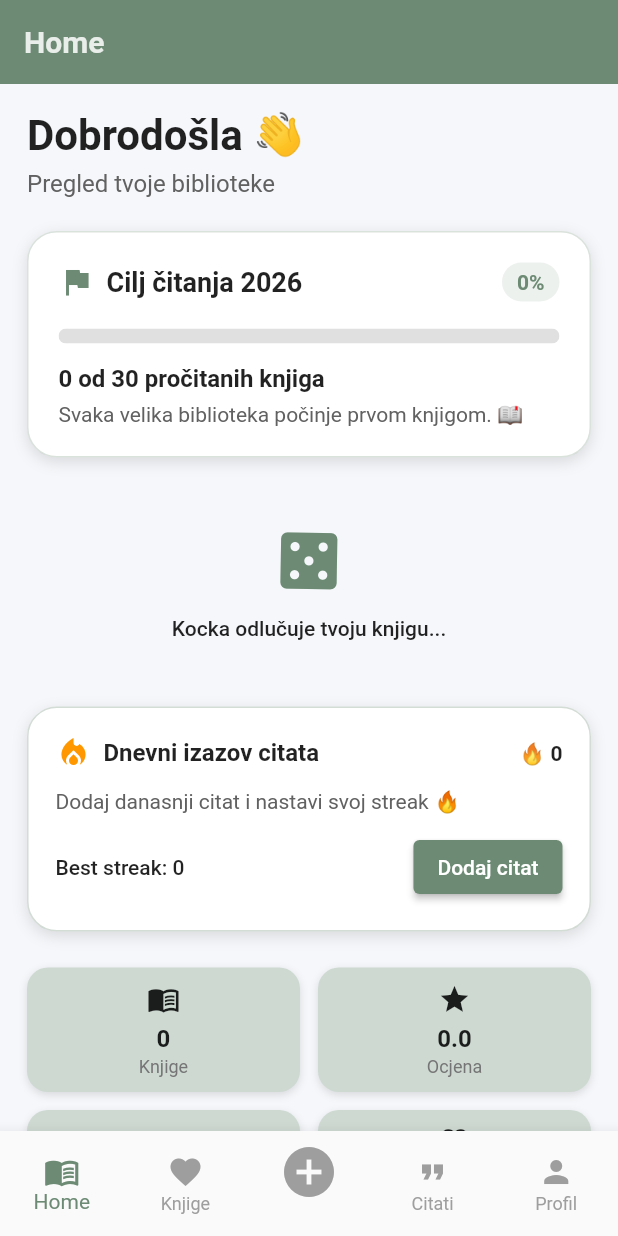
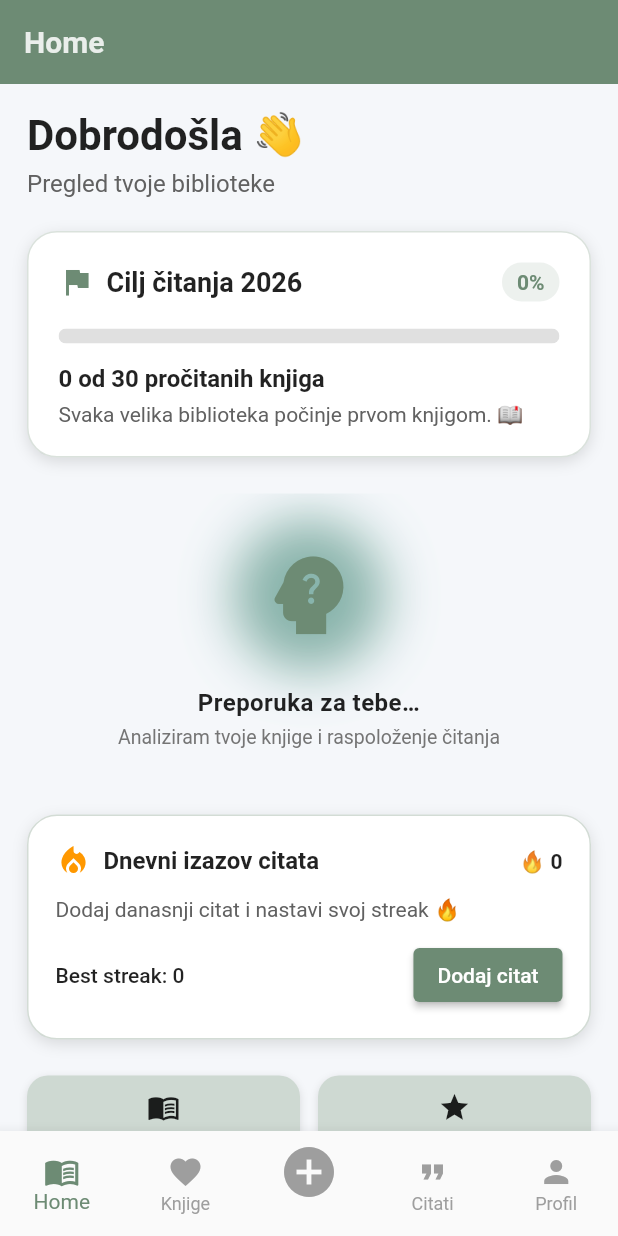
Before and after one commit to ajla-vrace/MyBooks, a Flutter app: the screen it shows after launch, after a tap on "🎯 Predloži knjigu", on a phone screen of 412 x 824 dp. Run offline on Flutter 3.47's test engine with Material 2 defaults, Android fonts, the phone set to English and light mode, and no system bars; our stand-ins replace file_picker, fl_chart; network calls fail.

Commit message:
knjige prikaz

```diff
--- a/mybooks_mobile/lib/screens/home_screen.dart
+++ b/mybooks_mobile/lib/screens/home_screen.dart
@@ -641,7 +641,7 @@ class _HomeScreenState extends State<HomeScreen> {
           crossAxisAlignment: CrossAxisAlignment.center,
           children: [
             const Text(
-              "🎲 Knjiga za tebe",
+              "✨ Knjiga za tebe",
               textAlign: TextAlign.center,
               style: TextStyle(
                 color: Colors.white,
@@ -701,24 +701,69 @@ class _HomeScreenState extends State<HomeScreen> {
             mainAxisAlignment: MainAxisAlignment.center,
             children: [
               TweenAnimationBuilder<double>(
-                tween: Tween(begin: 0, end: 1),
-                duration: const Duration(milliseconds: 700),
+                tween: Tween(begin: 0.85, end: 1.15),
+                duration: const Duration(milliseconds: 650),
+                curve: Curves.easeInOut,
                 builder: (context, value, child) {
-                  return Transform.rotate(
-                    angle: value * 6.3,
-                    child: const Icon(
-                      Icons.casino,
-                      size: 50,
-                      color: Color(0xFF6D8B74),
+                  return Container(
+                    padding: const EdgeInsets.all(18),
+                    decoration: BoxDecoration(
+                      shape: BoxShape.circle,
+                      boxShadow: [
+                        BoxShadow(
+                          color: const Color(0xFF6D8B74)
+                              .withOpacity(0.25 + (value - 0.85)),
+                          blurRadius: 30,
+                          spreadRadius: 3,
+                        ),
+                      ],
+                    ),
+                    child: Transform.scale(
+                      scale: value,
+                      child: Container(
+                        decoration: BoxDecoration(
+                          shape: BoxShape.circle,
+                          boxShadow: [
+                            BoxShadow(
+                              color: const Color(0xFF4DD0E1).withOpacity(0.35),
+                              blurRadius: 35,
+                              spreadRadius: 6,
+                            ),
+                            BoxShadow(
+                              color: const Color(0xFF6D8B74).withOpacity(0.25),
+                              blurRadius: 20,
+                              spreadRadius: 2,
+                            ),
+                          ],
+                        ),
+                        child: const Icon(
+                          Icons.psychology_alt,
+                          size: 60,
+                          color: Color(0xFF6D8B74),
+                        ),
+                      ),
                     ),
                   );
                 },
               ),
-              const SizedBox(height: 12),
+              const SizedBox(height: 14),
               const Text(
-                "Kocka odlučuje tvoju knjigu...",
+                "Preporuka za tebe…",
                 textAlign: TextAlign.center,
-                style: TextStyle(fontWeight: FontWeight.w500),
+                style: TextStyle(
+                  fontWeight: FontWeight.w600,
+                  fontSize: 16,
+                  letterSpacing: 0.3,
+                ),
+              ),
+              const SizedBox(height: 6),
+              Text(
+                "Analiziram tvoje knjige i raspoloženje čitanja",
+                textAlign: TextAlign.center,
+                style: TextStyle(
+                  fontSize: 13,
+                  color: Colors.grey.shade600,
+                ),
               ),
             ],
           ),
```
